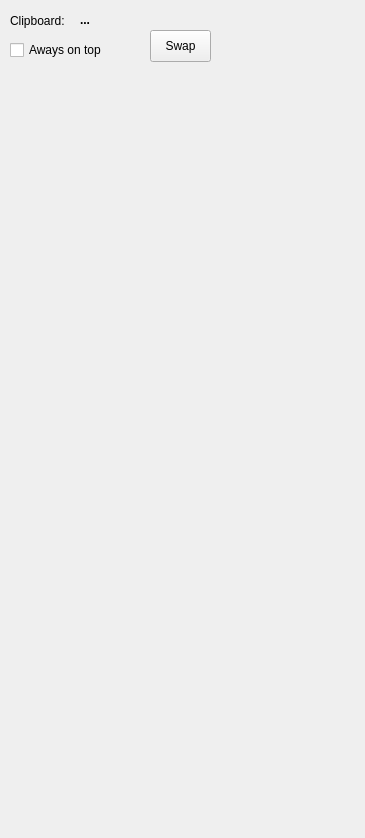
ctrl-c-ctrl-v-helpers/qt-apps, file multi-clipboard/mainwindow.ui: the form before one commit.
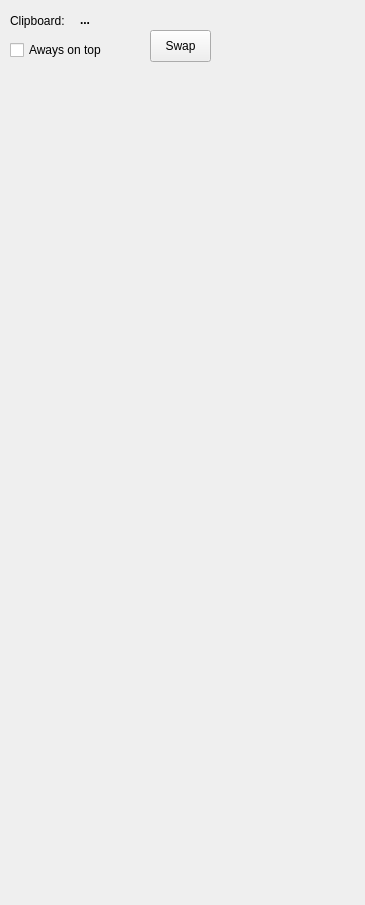
The form after the commit. Icons and pictures are not drawn.

Commit message: dynamic grid size

```diff
--- a/multi-clipboard/mainwindow.ui
+++ b/multi-clipboard/mainwindow.ui
@@ -10,7 +10,7 @@
     <x>0</x>
     <y>0</y>
     <width>365</width>
-    <height>838</height>
+    <height>905</height>
    </rect>
   </property>
   <property name="windowTitle">
@@ -23,7 +23,7 @@
       <x>10</x>
       <y>60</y>
       <width>351</width>
-      <height>771</height>
+      <height>641</height>
      </rect>
     </property>
     <layout class="QGridLayout" name="gridLayout"/>
```
The commit also changes 2 other files.
